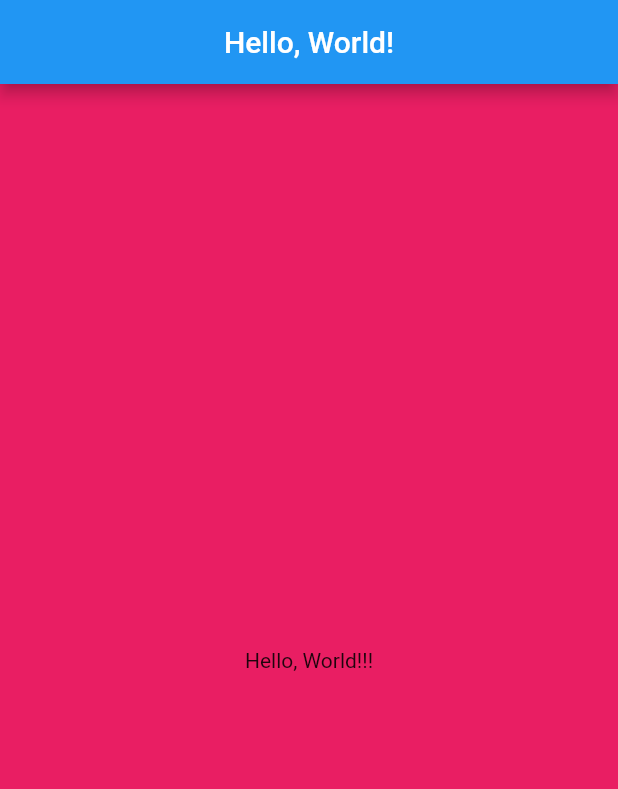
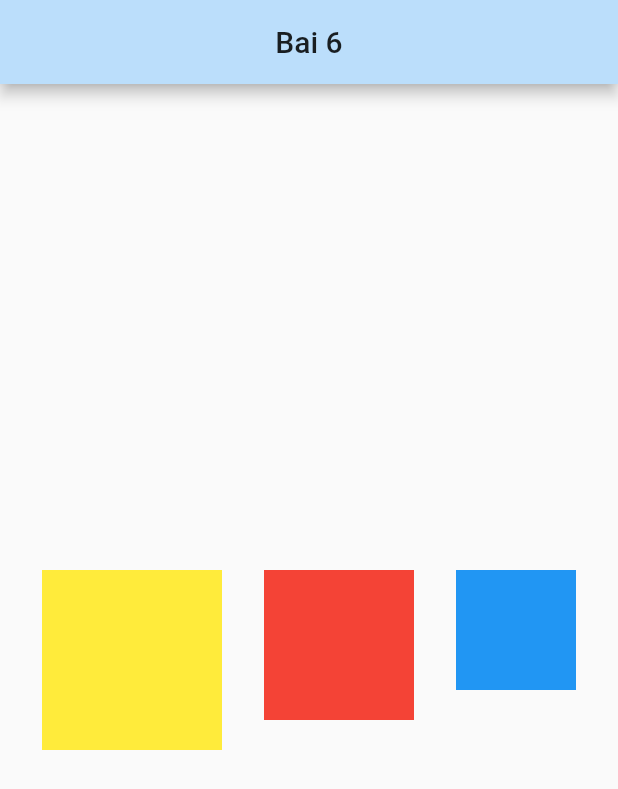
Before and after one commit to huynhminhvangit/flutter_01_hello_world, a Flutter app: the screen it shows after launch, on a phone screen of 412 x 824 dp. Shown: the top 789 px of the screen. Run offline on Flutter 3.47's test engine with Material 2 defaults, Android fonts, the phone set to English and light mode, and no system bars.

Commit message:
bai6 row

```diff
--- a/lib/main.dart
+++ b/lib/main.dart
@@ -8,33 +8,47 @@ class MyApp extends StatelessWidget {
   @override
   Widget build(BuildContext context) {
     return MaterialApp(
-      title: 'Hello, World!',
-      theme: ThemeData(
-        primaryColor: Colors.blue,
-      ),
-      home: HomePage(),
+      title: 'Bai 6',
+      theme: ThemeData(primaryColor: Colors.blue.shade100),
+      home: Home(),
     );
   }
 }
 
-class HomePage extends StatefulWidget {
+class Home extends StatefulWidget {
   @override
-  _HomePageState createState() => _HomePageState();
+  _HomeState createState() => _HomeState();
 }
 
-class _HomePageState extends State<HomePage> {
+class _HomeState extends State<Home> {
   @override
   Widget build(BuildContext context) {
     return Scaffold(
       appBar: AppBar(
-        title: Text('Hello, World!'),
+        title: Text('Bai 6'),
         centerTitle: true,
       ),
-      body: Container(
-        color: Colors.pink,
-        child: Align(
-          alignment: Alignment.center,
-          child: Text('Hello, World!!!'),
+      body: Center(
+        child: Row(
+          mainAxisAlignment: MainAxisAlignment.spaceEvenly,
+          crossAxisAlignment: CrossAxisAlignment.start,
+          children: [
+            Container(
+              width: 120,
+              height: 120,
+              color: Colors.yellow,
+            ),
+            Container(
+              width: 100,
+              height: 100,
+              color: Colors.red,
+            ),
+            Container(
+              width: 80,
+              height: 80,
+              color: Colors.blue,
+            ),
+          ],
         ),
       ),
     );
```
